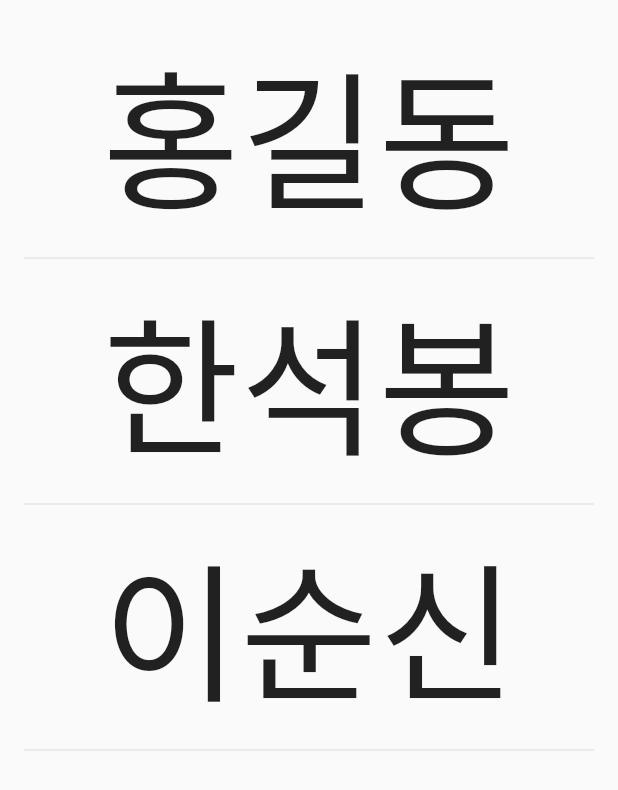
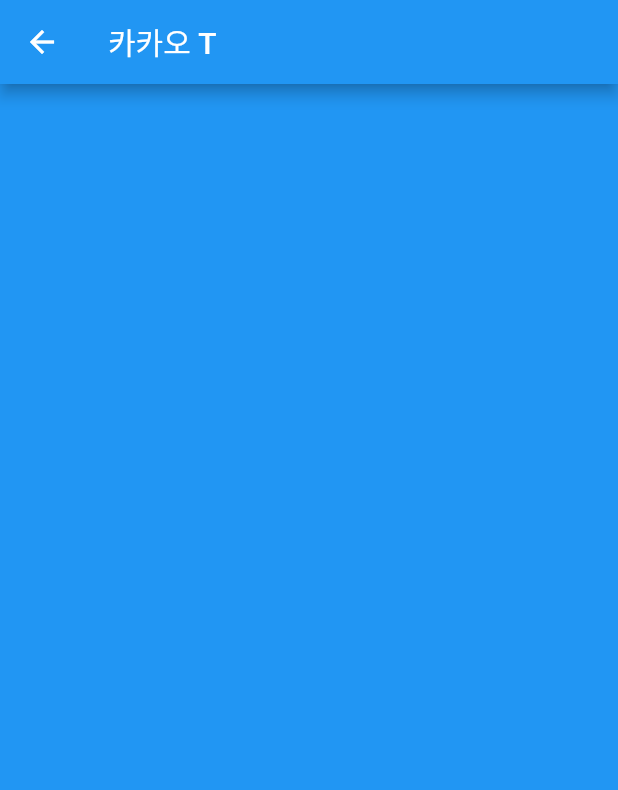
Before and after one commit to fulmoon/youtube, a Flutter app: the screen it shows after launch, after a tap on "홍길동", on a phone screen of 412 x 824 dp. Shown: the top 790 px of the screen. Run offline on Flutter 3.47's test engine with Material 2 defaults, Android fonts, the phone set to English and light mode, and no system bars.

```diff
--- /dev/null
+++ b/lib/home_screen.dart
@@ -0,0 +1,16 @@
+import 'package:flutter/cupertino.dart';
+import 'package:flutter/material.dart';
+
+class HomeScreen extends StatelessWidget {
+  const HomeScreen({Key? key}) : super(key: key);
+
+  @override
+  Widget build(BuildContext context) {
+    return Scaffold(
+      appBar: AppBar(
+        title: Text('카카오 T'),
+      ),
+      backgroundColor: Colors.blue,
+    );
+  }
+}
--- a/lib/youtube.dart
+++ b/lib/youtube.dart
@@ -1,4 +1,5 @@
 import 'package:flutter/material.dart';
+import 'package:youtube/home_screen.dart';
 
 class Youtube extends StatelessWidget {
   Youtube({Key? key}) : super(key: key);
@@ -16,6 +17,10 @@ class Youtube extends StatelessWidget {
             return GestureDetector(
               onTap: (){
                 print('${items[index]}');
+                Navigator.push(
+                  context,
+                  MaterialPageRoute(builder: (context) => HomeScreen()),
+                );
               },
               child: Column(
                 children: [
```
